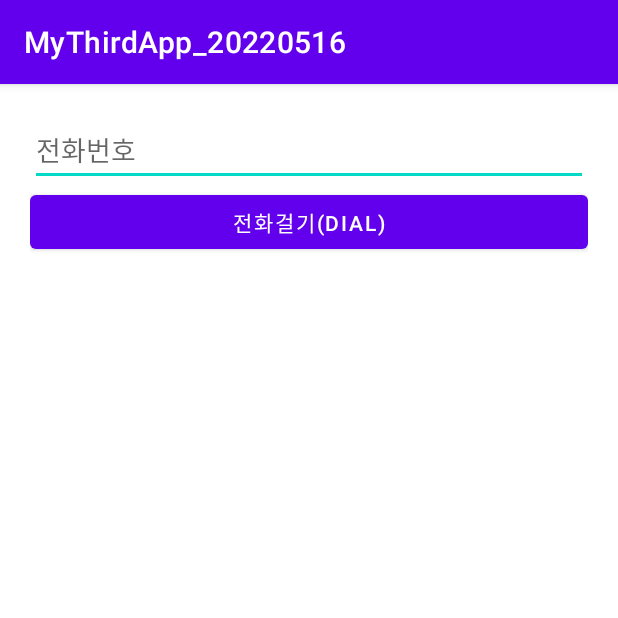
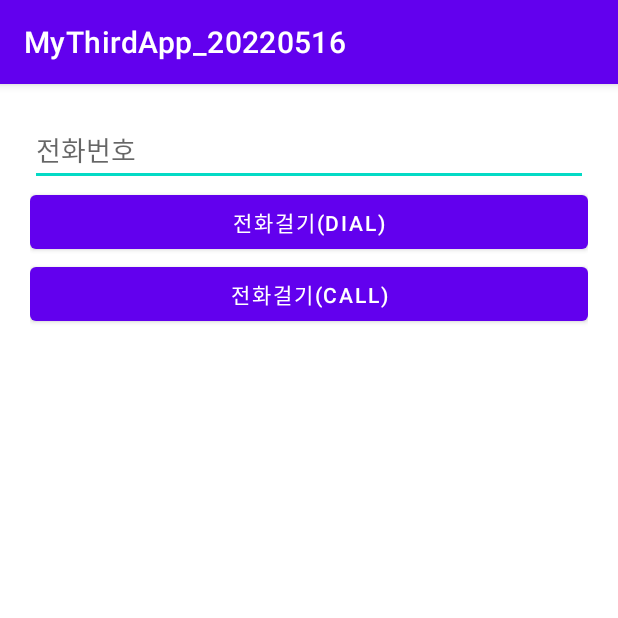
Before and after one commit to senseyoon1/MyThirdApp_20220516, an Android app: the screen it shows after launch (MainActivity), on a phone screen of 412 x 824 dp, the top half of it. Run offline under Robolectric (Android 15) with nearby library versions, the phone set to English and light mode, and no system bars.

Commit message:
Call Action 예제

```diff
--- a/app/src/main/res/layout/activity_main.xml
+++ b/app/src/main/res/layout/activity_main.xml
@@ -19,4 +19,9 @@
         android:layout_width="match_parent"
         android:layout_height="wrap_content"
         android:text="전화걸기(DIAL)"/>
+    <Button
+        android:id="@+id/btnCall"
+        android:layout_width="match_parent"
+        android:layout_height="wrap_content"
+        android:text="전화걸기(CALL)"/>
 </LinearLayout>
```
Also changed, not shown: app/src/main/java/com/asianaidt/mythirdapp_20220516/MainActivity.kt (+18 -3 lines).
